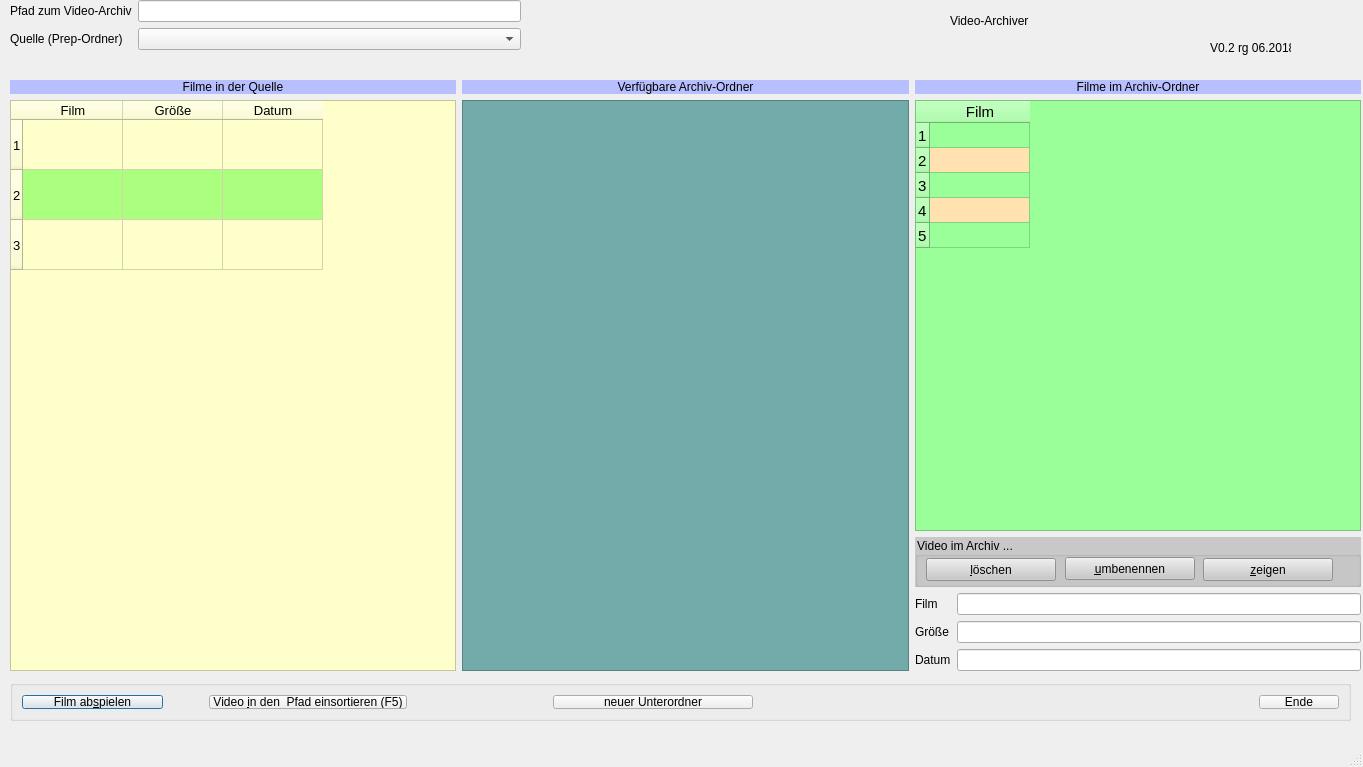
Old version of the form VidArchiverUI.ui in the repository ruegi/VidArchiver.
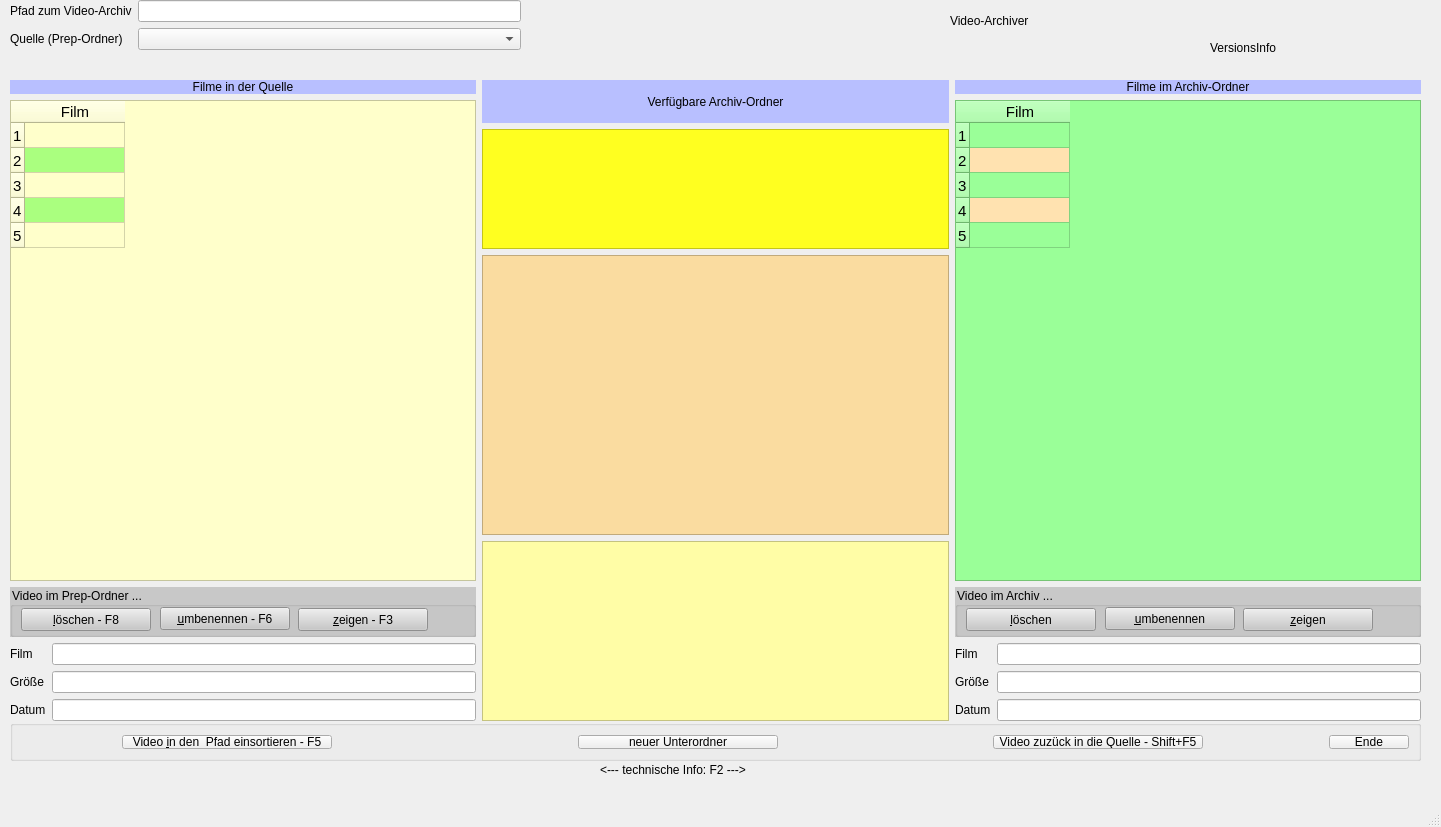
New version of the form. Icons and pictures are not drawn.

Diff of the .ui file:
```diff
--- a/VidArchiverUI.ui
+++ b/VidArchiverUI.ui
@@ -6,10 +6,16 @@
    <rect>
     <x>0</x>
     <y>0</y>
-    <width>1363</width>
-    <height>767</height>
+    <width>1441</width>
+    <height>827</height>
    </rect>
   </property>
+  <property name="sizePolicy">
+   <sizepolicy hsizetype="Maximum" vsizetype="Maximum">
+    <horstretch>0</horstretch>
+    <verstretch>0</verstretch>
+   </sizepolicy>
+  </property>
   <property name="windowTitle">
    <string>VideoArchiver</string>
   </property>
@@ -65,11 +71,14 @@
      <rect>
       <x>10</x>
       <y>80</y>
-      <width>1351</width>
-      <height>591</height>
+      <width>1411</width>
+      <height>641</height>
      </rect>
     </property>
     <layout class="QHBoxLayout" name="horizontalLayout_2">
+     <property name="sizeConstraint">
+      <enum>QLayout::SetNoConstraint</enum>
+     </property>
      <item>
       <layout class="QVBoxLayout" name="verticalLayout_2">
        <item>
@@ -88,15 +97,15 @@
        </item>
        <item>
         <widget class="QTableWidget" name="tbl_film">
-         <property name="maximumSize">
+         <property name="minimumSize">
           <size>
-           <width>505</width>
-           <height>16777215</height>
+           <width>300</width>
+           <height>0</height>
           </size>
          </property>
          <property name="font">
           <font>
-           <pointsize>10</pointsize>
+           <pointsize>11</pointsize>
           </font>
          </property>
          <property name="styleSheet">
@@ -116,31 +125,118 @@
           <enum>QAbstractItemView::SelectRows</enum>
          </property>
          <property name="rowCount">
-          <number>3</number>
+          <number>5</number>
          </property>
          <attribute name="verticalHeaderDefaultSectionSize">
-          <number>50</number>
+          <number>25</number>
          </attribute>
          <row/>
          <row/>
          <row/>
+         <row/>
+         <row/>
          <column>
           <property name="text">
            <string>Film</string>
           </property>
          </column>
-         <column>
+        </widget>
+       </item>
+       <item>
+        <widget class="QGroupBox" name="groupBox_4">
+         <property name="minimumSize">
+          <size>
+           <width>0</width>
+           <height>50</height>
+          </size>
+         </property>
+         <property name="styleSheet">
+          <string notr="true">background-color: rgb(200, 200, 200);</string>
+         </property>
+         <property name="title">
+          <string>Video im Prep-Ordner ...</string>
+         </property>
+         <widget class="QPushButton" name="btn_delPrep">
+          <property name="geometry">
+           <rect>
+            <x>11</x>
+            <y>21</y>
+            <width>130</width>
+            <height>23</height>
+           </rect>
+          </property>
+          <property name="minimumSize">
+           <size>
+            <width>130</width>
+            <height>0</height>
+           </size>
+          </property>
           <property name="text">
-           <string>Größe</string>
+           <string>&amp;löschen - F8</string>
           </property>
-         </column>
-         <column>
+         </widget>
+         <widget class="QPushButton" name="btn_renamePrep">
+          <property name="geometry">
+           <rect>
+            <x>150</x>
+            <y>20</y>
+            <width>130</width>
+            <height>23</height>
+           </rect>
+          </property>
           <property name="text">
-           <string>Datum</string>
+           <string>&amp;umbenennen - F6</string>
           </property>
-         </column>
+         </widget>
+         <widget class="QPushButton" name="btn_showPrepVideo">
+          <property name="geometry">
+           <rect>
+            <x>288</x>
+            <y>21</y>
+            <width>130</width>
+            <height>23</height>
+           </rect>
+          </property>
+          <property name="text">
+           <string>&amp;zeigen - F3</string>
+          </property>
+         </widget>
         </widget>
        </item>
+       <item>
+        <layout class="QFormLayout" name="formLayout_2">
+         <item row="0" column="1">
+          <widget class="QLineEdit" name="le_PrepFilm"/>
+         </item>
+         <item row="1" column="0">
+          <widget class="QLabel" name="label_7">
+           <property name="text">
+            <string>Größe</string>
+           </property>
+          </widget>
+         </item>
+         <item row="1" column="1">
+          <widget class="QLineEdit" name="le_PrepFilmGr"/>
+         </item>
+         <item row="2" column="0">
+          <widget class="QLabel" name="label_8">
+           <property name="text">
+            <string>Datum</string>
+           </property>
+          </widget>
+         </item>
+         <item row="2" column="1">
+          <widget class="QLineEdit" name="le_PrepFilmDat"/>
+         </item>
+         <item row="0" column="0">
+          <widget class="QLabel" name="label_6">
+           <property name="text">
+            <string>Film</string>
+           </property>
+          </widget>
+         </item>
+        </layout>
+       </item>
       </layout>
      </item>
      <item>
@@ -160,14 +256,56 @@
         </widget>
        </item>
        <item>
-        <widget class="QListWidget" name="lst_vidPfad">
+        <widget class="QListWidget" name="lst_vidPfad_Main">
+         <property name="maximumSize">
+          <size>
+           <width>16777215</width>
+           <height>120</height>
+          </size>
+         </property>
          <property name="font">
           <font>
            <pointsize>11</pointsize>
           </font>
          </property>
          <property name="styleSheet">
-          <string notr="true">background-color: rgb(115, 170, 170);</string>
+          <string notr="true">background-color: rgb(255, 255, 32);</string>
+         </property>
+        </widget>
+       </item>
+       <item>
+        <widget class="QListWidget" name="lst_vidPfad_Sub">
+         <property name="maximumSize">
+          <size>
+           <width>16777215</width>
+           <height>280</height>
+          </size>
+         </property>
+         <property name="font">
+          <font>
+           <pointsize>11</pointsize>
+          </font>
+         </property>
+         <property name="styleSheet">
+          <string notr="true">background-color: rgb(250, 220, 160);</string>
+         </property>
+        </widget>
+       </item>
+       <item>
+        <widget class="QListWidget" name="lst_vidPfad_Base">
+         <property name="maximumSize">
+          <size>
+           <width>16777215</width>
+           <height>180</height>
+          </size>
+         </property>
+         <property name="font">
+          <font>
+           <pointsize>11</pointsize>
+          </font>
+         </property>
+         <property name="styleSheet">
+          <string notr="true">background-color: rgb(255, 253, 166);</string>
          </property>
         </widget>
        </item>
@@ -176,9 +314,9 @@
      <item>
       <layout class="QVBoxLayout" name="verticalLayout_9">
        <item alignment="Qt::AlignTop">
-        <widget class="QLabel" name="label">
+        <widget class="QLabel" name="lbl_ArchivFilm">
          <property name="styleSheet">
-          <string notr="true">font: 75 10pt &quot;MS Shell Dlg 2&quot;;
+          <string notr="true">font: 75 12pt &quot;MS Shell Dlg 2&quot;;
 background-color: rgb(184, 191, 255);
 </string>
          </property>
@@ -340,28 +478,12 @@
     <property name="geometry">
      <rect>
       <x>10</x>
-      <y>680</y>
-      <width>1341</width>
+      <y>720</y>
+      <width>1411</width>
       <height>41</height>
      </rect>
     </property>
     <layout class="QHBoxLayout" name="horizontalLayout_3">
-     <item>
-      <widget class="QPushButton" name="btn_playVideo">
-       <property name="sizePolicy">
-        <sizepolicy hsizetype="Expanding" vsizetype="Fixed">
-         <horstretch>0</horstretch>
-         <verstretch>0</verstretch>
-        </sizepolicy>
-       </property>
-       <property name="text">
-        <string>Film ab&amp;spielen</string>
-       </property>
-       <property name="default">
-        <bool>true</bool>
-       </property>
-      </widget>
-     </item>
      <item>
       <spacer name="horizontalSpacer_2">
        <property name="orientation">
@@ -372,7 +494,7 @@
        </property>
        <property name="sizeHint" stdset="0">
         <size>
-         <width>40</width>
+         <width>100</width>
          <height>20</height>
         </size>
        </property>
@@ -387,7 +509,7 @@
         </sizepolicy>
        </property>
        <property name="text">
-        <string>Video &amp;in den  Pfad einsortieren (F5)</string>
+        <string>Video &amp;in den  Pfad einsortieren - F5</string>
        </property>
       </widget>
      </item>
@@ -396,9 +518,12 @@
        <property name="orientation">
         <enum>Qt::Horizontal</enum>
        </property>
+       <property name="sizeType">
+        <enum>QSizePolicy::Preferred</enum>
+       </property>
        <property name="sizeHint" stdset="0">
         <size>
-         <width>40</width>
+         <width>240</width>
          <height>20</height>
         </size>
        </property>
@@ -423,6 +548,32 @@
        </property>
       </widget>
      </item>
+     <item>
+      <spacer name="horizontalSpacer_4">
+       <property name="orientation">
+        <enum>Qt::Horizontal</enum>
+       </property>
+       <property name="sizeHint" stdset="0">
+        <size>
+         <width>60</width>
+         <height>20</height>
+        </size>
+       </property>
+      </spacer>
+     </item>
+     <item>
+      <widget class="QPushButton" name="btn_unlinkVideo">
+       <property name="sizePolicy">
+        <sizepolicy hsizetype="Expanding" vsizetype="Fixed">
+         <horstretch>0</horstretch>
+         <verstretch>0</verstretch>
+        </sizepolicy>
+       </property>
+       <property name="text">
+        <string>Video zuzück in die Quelle - Shift+F5</string>
+       </property>
+      </widget>
+     </item>
      <item>
       <spacer name="horizontalSpacer_3">
        <property name="orientation">
@@ -433,7 +584,7 @@
        </property>
        <property name="sizeHint" stdset="0">
         <size>
-         <width>500</width>
+         <width>120</width>
          <height>20</height>
         </size>
        </property>
@@ -469,12 +620,25 @@
      <rect>
       <x>1210</x>
       <y>40</y>
-      <width>81</width>
+      <width>161</width>
       <height>16</height>
      </rect>
     </property>
     <property name="text">
-     <string>V0.2 rg 06.2018</string>
+     <string>VersionsInfo</string>
+    </property>
+   </widget>
+   <widget class="QLabel" name="label">
+    <property name="geometry">
+     <rect>
+      <x>600</x>
+      <y>760</y>
+      <width>161</width>
+      <height>20</height>
+     </rect>
+    </property>
+    <property name="text">
+     <string>&lt;---  technische Info: F2   ---&gt;</string>
     </property>
    </widget>
   </widget>
```
Left out of the diff: 4 changed lines with no effect on the pictures.
